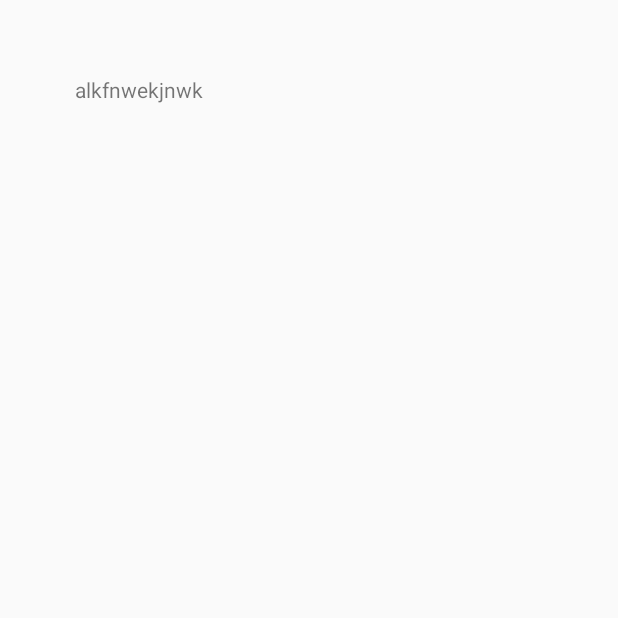
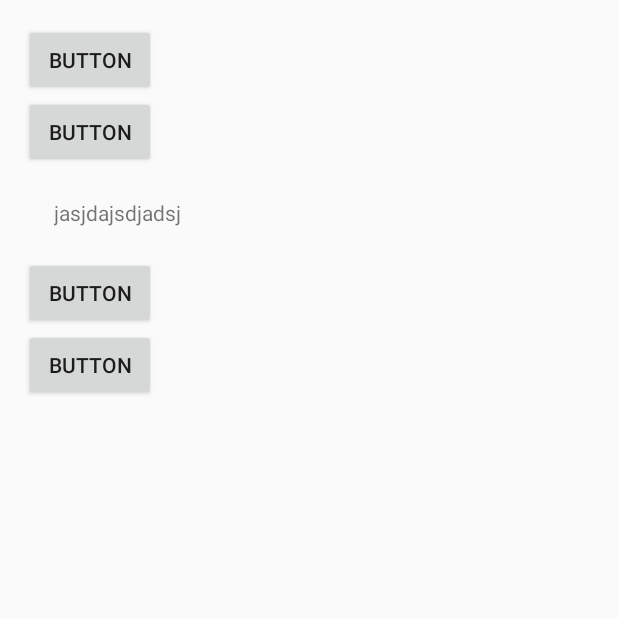
Before and after one commit to carlos2380/Enfaixapp, an Android app: the RegistrarCollaConv screen opened directly, with no data from a screen before it, on a phone screen of 412 x 824 dp, the top half of it. Before the commit the part shown is almost empty. Run offline under Robolectric (Android 15) with nearby library versions, the phone set to English and light mode, and no system bars.

Commit message:
disseny principal login

```diff
--- a/front-end/app/src/main/java/com/pes/enfaixapp/RegistrarCollaConv.java
+++ b/front-end/app/src/main/java/com/pes/enfaixapp/RegistrarCollaConv.java
@@ -2,6 +2,8 @@ package com.pes.enfaixapp;
 
 import android.app.Activity;
 import android.os.Bundle;
+import android.view.View;
+import android.widget.Button;
 
 /**
  * Created by Àlex on 17/10/2016.
@@ -9,9 +11,37 @@ import android.os.Bundle;
 
 public class RegistrarCollaConv extends Activity {
 
-    @Override public void onCreate(Bundle savedInstanceState) {
+    Button button;
+    Button button2;
+    Button button3;
+    Button button4;
+
+    View lay1;
+    View lay2;
+    View lay3;
+    View lay4;
+
+
+    @Override
+    protected void onCreate(Bundle savedInstanceState) {
         super.onCreate(savedInstanceState);
         setContentView(R.layout.registre_escollir_collaconv);
+
+        button = (Button) findViewById(R.id.button);
+        button2 = (Button) findViewById(R.id.button2);
+        button3 = (Button) findViewById(R.id.button3);
+        button4 = (Button) findViewById(R.id.button4);
+
+        lay1 =  findViewById(R.id.uno);
+        lay2 =  findViewById(R.id.dos);
+        lay3 = findViewById(R.id.tres);
+        lay4 = findViewById(R.id.cuatro);
+
+        lay1.setVisibility(View.GONE);
+        lay2.setVisibility(View.VISIBLE);
+        lay3.setVisibility(View.GONE);
+        lay4.setVisibility(View.GONE);
+
     }
 
 
--- a/front-end/app/src/main/res/layout/registre_escollir_collaconv.xml
+++ b/front-end/app/src/main/res/layout/registre_escollir_collaconv.xml
@@ -1,15 +1,85 @@
 <?xml version="1.0" encoding="utf-8"?>
 <LinearLayout xmlns:android="http://schemas.android.com/apk/res/android"
-    xmlns:app="http://schemas.android.com/apk/res-auto"
-    android:orientation="vertical" android:layout_width="match_parent"
-    android:layout_height="wrap_content"
-    android:padding="50dp">
+    xmlns:tools="http://schemas.android.com/tools"
+    android:id="@+id/activity_main"
+    android:layout_width="match_parent"
+    android:layout_height="match_parent"
+    android:paddingBottom="@dimen/activity_vertical_margin"
+    android:paddingLeft="@dimen/activity_horizontal_margin"
+    android:paddingRight="@dimen/activity_horizontal_margin"
+    android:orientation="vertical"
+    android:paddingTop="@dimen/activity_vertical_margin">
 
-   <TextView
-       android:layout_width="match_parent"
-       android:layout_height="wrap_content"
-       android:text="alkfnwekjnwk"/>
+    <Button
+        android:text="Button"
+        android:layout_width="wrap_content"
+        android:layout_height="wrap_content"
+        android:id="@+id/button" />
 
+    <LinearLayout
+        android:layout_margin="20dp"
+        android:id="@+id/uno"
+        android:layout_width="match_parent"
+        android:layout_height="wrap_content">
+       <TextView
+           android:layout_width="match_parent"
+           android:layout_height="wrap_content"
+           android:text="UNOOOOOOOOOOOOOO"/>
+    </LinearLayout>
+
+    <Button
+        android:text="Button"
+        android:layout_width="wrap_content"
+        android:layout_height="wrap_content"
+        android:id="@+id/button2" />
+
+    <LinearLayout
+        android:layout_margin="20dp"
+        android:id="@+id/dos"
+        android:layout_width="match_parent"
+        android:layout_height="wrap_content">
+       <TextView
+           android:layout_width="match_parent"
+           android:layout_height="wrap_content"
+           android:text="jasjdajsdjadsj"/>
+
+    </LinearLayout>
+
+    <Button
+        android:text="Button"
+        android:layout_width="wrap_content"
+        android:layout_height="wrap_content"
+        android:id="@+id/button3" />
+
+    <LinearLayout
+        android:layout_margin="20dp"
+        android:id="@+id/tres"
+        android:layout_width="match_parent"
+        android:layout_height="wrap_content">
+        <TextView
+            android:layout_width="match_parent"
+            android:layout_height="wrap_content"
+            android:text="jasjdajsdjadsj"/>
+
+    </LinearLayout>
+
+    <Button
+        android:text="Button"
+        android:layout_width="wrap_content"
+        android:layout_height="wrap_content"
+        android:id="@+id/button4" />
+
+    <LinearLayout
+        android:layout_margin="20dp"
+        android:id="@+id/cuatro"
+        android:layout_width="match_parent"
+        android:layout_height="wrap_content">
+        <TextView
+            android:layout_width="match_parent"
+            android:layout_height="wrap_content"
+            android:text="jasjdajsdjadsj"/>
+
+    </LinearLayout>
 
 
 </LinearLayout>
--- a/front-end/app/src/main/res/values/colors.xml
+++ b/front-end/app/src/main/res/values/colors.xml
@@ -1,6 +1,6 @@
 <?xml version="1.0" encoding="utf-8"?>
 <resources>
-    <color name="colorPrimary">#3F51B5</color>
-    <color name="colorPrimaryDark">#303F9F</color>
-    <color name="colorAccent">#FF4081</color>
+    <color name="colorPrimary">#FFCA1F1F</color>
+    <color name="colorPrimaryDark">#811313</color>
+    <color name="colorAccent">#d64e4e</color>
 </resources>
```
